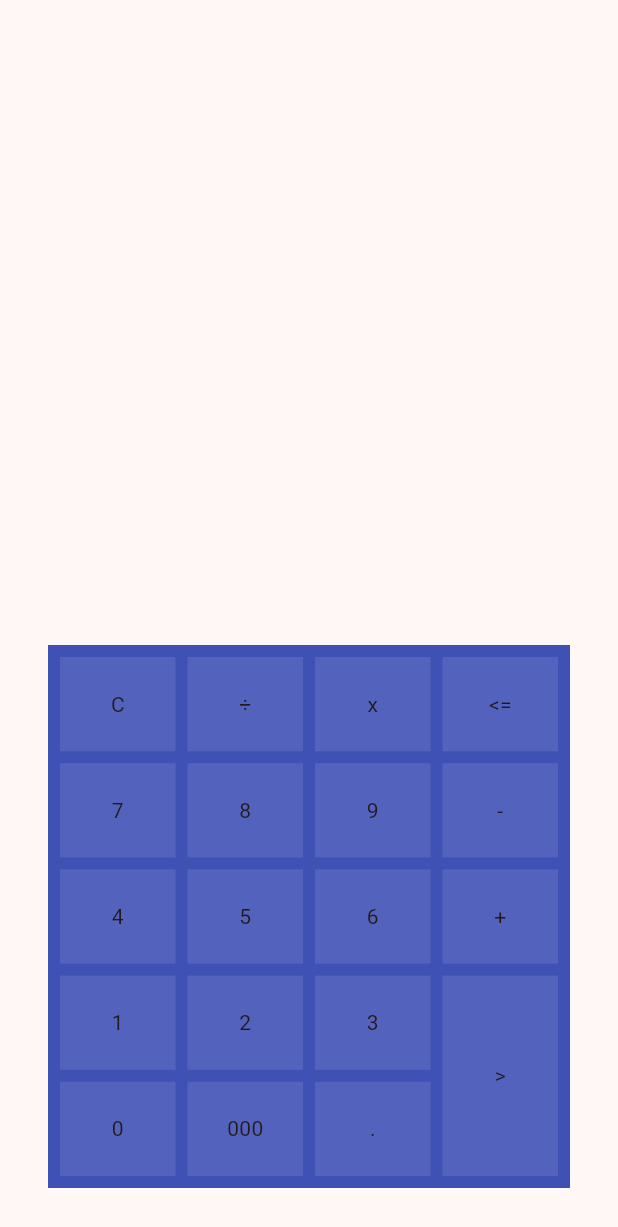
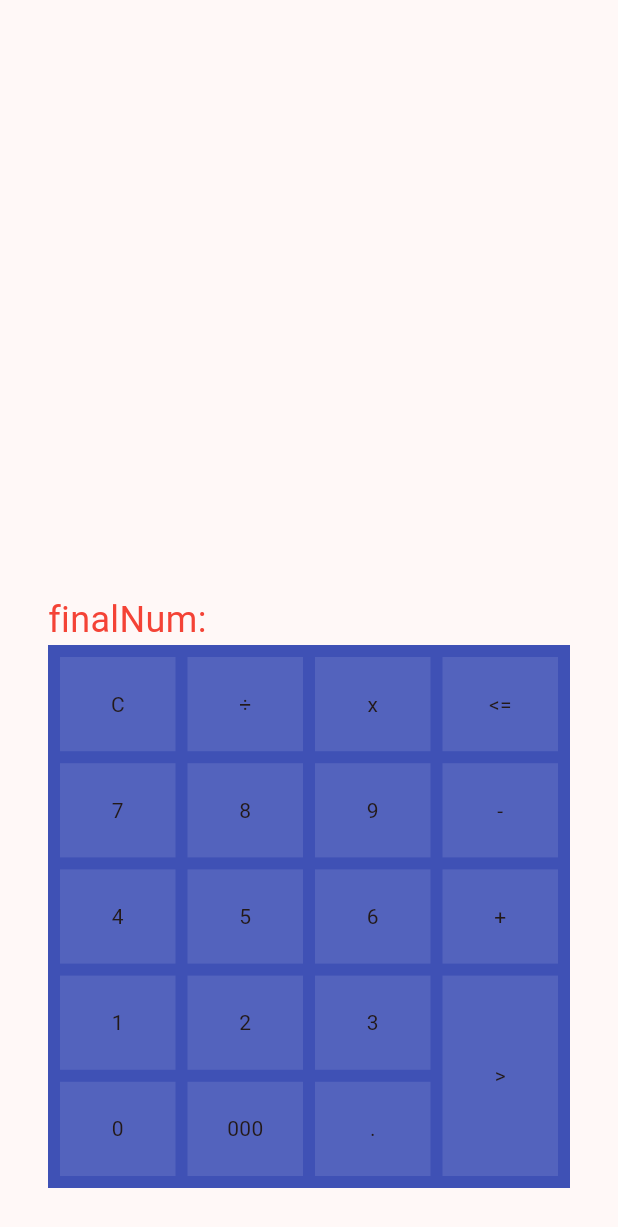
Before and after one commit to IMD246/Gesture, a Flutter app: the screen it shows after launch, on a phone screen of 412 x 824 dp. Shown: the top 1227 px of the screen. Run offline on Flutter 3.47's test engine with Material 2 defaults, Android fonts, the light colour scheme and no system bars; our stand-ins replace math_expressions.

Commit message:
Display finalNumber on screen to easier to debug

```diff
--- a/lib/main.dart
+++ b/lib/main.dart
@@ -426,6 +426,17 @@ class _MyHomePageState extends State<MyHomePage> {
                   ),
                 ),
               ),
+              Align(
+                alignment: Alignment.bottomLeft,
+                child: Text(
+                  "finalNum: $finalNumber",
+                  textAlign: TextAlign.start,
+                  style: const TextStyle(
+                    fontSize: 24,
+                    color: Colors.red,
+                  ),
+                ),
+              ),
               _buildNumpad(context, onTap),
             ],
           ),
```
